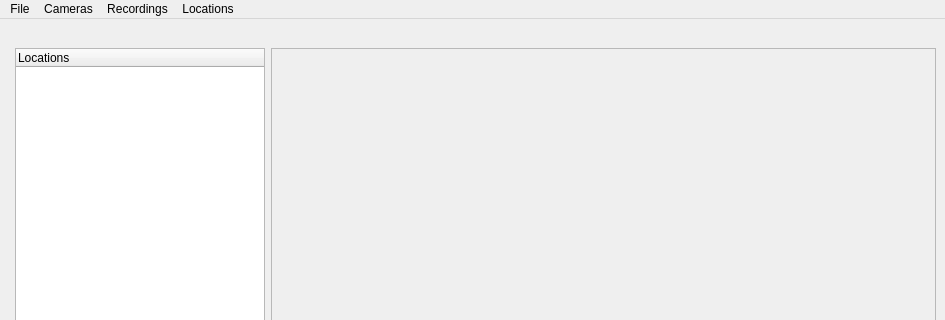
This is home_control_panel/app/frontend/gui/HCPMainWindow.ui in COS301-SE-2020/Watchdog as Qt 5 draws it before an edit; both pictures show x 0 to 945 and y 0 to 320 of the 945 by 757 pixel window. The edited form follows.
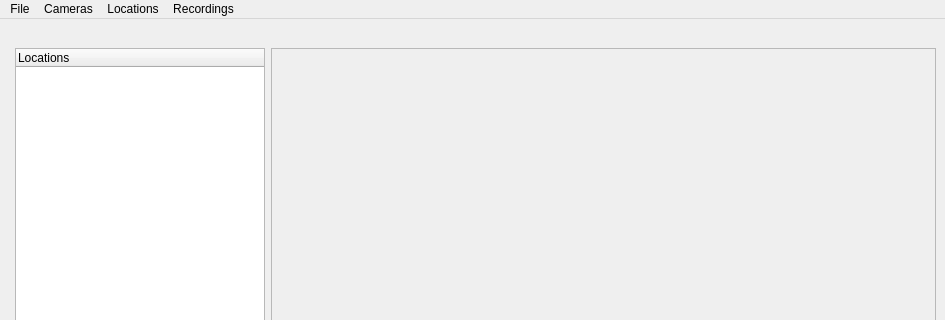
This is the edited form. Icons and pictures are not drawn.

Commit message: Created Settings Dialog

The edit to the form file:
```diff
--- a/home_control_panel/app/frontend/gui/HCPMainWindow.ui
+++ b/home_control_panel/app/frontend/gui/HCPMainWindow.ui
@@ -136,8 +136,8 @@
    </widget>
    <addaction name="menuFile"/>
    <addaction name="menuCameras"/>
-   <addaction name="menuRecordings"/>
    <addaction name="menuLocations"/>
+   <addaction name="menuRecordings"/>
   </widget>
   <widget class="QStatusBar" name="statusbar"/>
   <action name="actionAdd_New_Camera">
```
Left out of the diff: 12 changed lines with no effect on the pictures. The commit also changes 3 other files.
